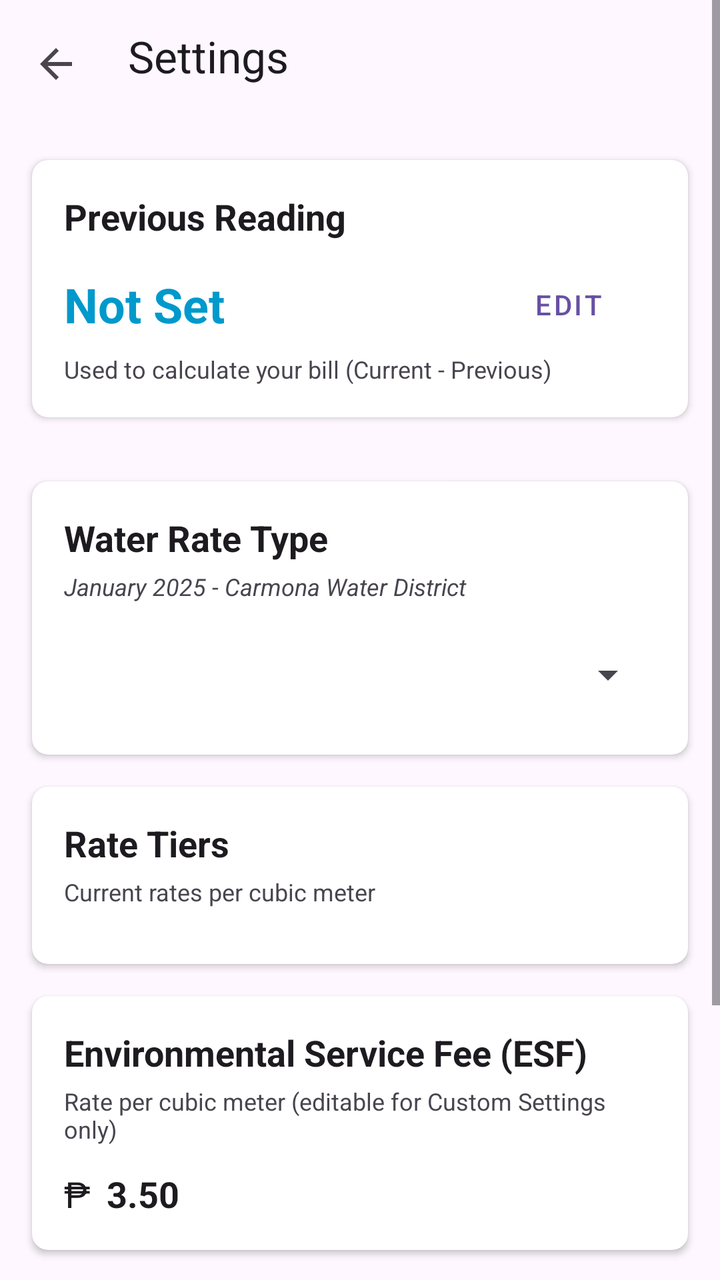
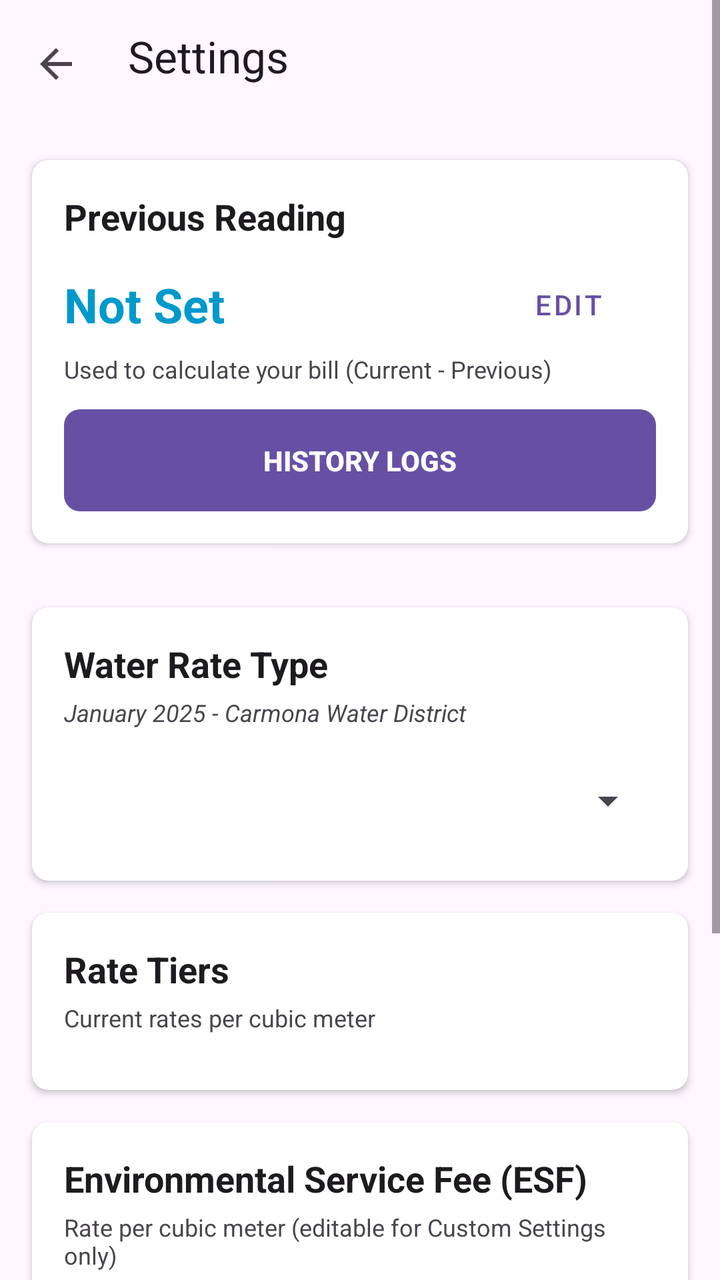

An Android layout rendered at two revisions. The XML below is the earlier revision; the diff shows what the commit changed to produce the second picture.
<!-- AndroidManifest.xml: activity theme Theme.MeterSnap -->
<!-- res/layout/activity_settings.xml -->
<?xml version="1.0" encoding="utf-8"?>
<ScrollView xmlns:android="http://schemas.android.com/apk/res/android"
    xmlns:app="http://schemas.android.com/apk/res-auto"
    android:layout_width="match_parent"
    android:layout_height="match_parent"
    android:fillViewport="true"
    android:background="?android:attr/colorBackground">

    <LinearLayout
        android:layout_width="match_parent"
        android:layout_height="wrap_content"
        android:orientation="vertical"
        android:padding="0dp">

        
        <androidx.appcompat.widget.Toolbar
            android:id="@+id/toolbar"
            android:layout_width="match_parent"
            android:layout_height="wrap_content"
            android:minHeight="?attr/actionBarSize"
            android:background="?android:attr/colorBackground"
            android:elevation="4dp"
            android:fitsSystemWindows="true"
            android:paddingBottom="8dp"
            app:contentInsetStartWithNavigation="0dp"
            app:navigationIcon="?attr/homeAsUpIndicator"
            app:title="Settings"
            app:titleTextColor="?android:attr/textColorPrimary"
            app:titleMarginStart="8dp" />

        
        <androidx.cardview.widget.CardView
            android:layout_width="match_parent"
            android:layout_height="wrap_content"
            android:layout_margin="16dp"
            app:cardCornerRadius="8dp"
            app:cardElevation="2dp">

            <LinearLayout
                android:layout_width="match_parent"
                android:layout_height="wrap_content"
                android:orientation="vertical"
                android:padding="16dp">

                <TextView
                    android:layout_width="match_parent"
                    android:layout_height="wrap_content"
                    android:text="Previous Reading"
                    android:textColor="?android:attr/textColorPrimary"
                    android:textSize="18sp"
                    android:textStyle="bold" />

                <LinearLayout
                    android:layout_width="match_parent"
                    android:layout_height="wrap_content"
                    android:orientation="horizontal"
                    android:gravity="center_vertical"
                    android:layout_marginTop="8dp">

                    <TextView
                        android:id="@+id/text_previous_reading"
                        android:layout_width="0dp"
                        android:layout_height="wrap_content"
                        android:layout_weight="1"
                        android:text="Not Set"
                        android:textSize="24sp"
                        android:textStyle="bold"
                        android:textColor="@android:color/holo_blue_dark" />

                    <Button
                        android:id="@+id/btn_edit_previous_reading"
                        android:layout_width="wrap_content"
                        android:layout_height="wrap_content"
                        android:text="Edit"
                        style="@style/Widget.MaterialComponents.Button.TextButton"/>
                </LinearLayout>
                
                <TextView
                    android:layout_width="match_parent"
                    android:layout_height="wrap_content"
                    android:text="Used to calculate your bill (Current - Previous)"
                    android:textSize="12sp"
                    android:textColor="?android:attr/textColorSecondary"/>
            </LinearLayout>
        </androidx.cardview.widget.CardView>

        
        <androidx.cardview.widget.CardView
            android:layout_width="match_parent"
            android:layout_height="wrap_content"
            android:layout_margin="16dp"
            app:cardCornerRadius="8dp"
            app:cardElevation="2dp">

            <LinearLayout
                android:layout_width="match_parent"
                android:layout_height="wrap_content"
                android:orientation="vertical"
                android:padding="16dp">

                <TextView
                    android:layout_width="match_parent"
                    android:layout_height="wrap_content"
                    android:text="Water Rate Type"
                    android:textColor="?android:attr/textColorPrimary"
                    android:textSize="18sp"
                    android:textStyle="bold" />

                <TextView
                    android:layout_width="match_parent"
                    android:layout_height="wrap_content"
                    android:layout_marginTop="4dp"
                    android:text="January 2025 - Carmona Water District"
                    android:textColor="?android:attr/textColorSecondary"
                    android:textSize="12sp"
                    android:textStyle="italic" />

                <Spinner
                    android:id="@+id/spinner_rate_type"
                    android:layout_width="match_parent"
                    android:layout_height="wrap_content"
                    android:layout_marginTop="12dp"
                    android:minHeight="48dp"
                    android:padding="8dp"
                    android:spinnerMode="dropdown" />
            </LinearLayout>
        </androidx.cardview.widget.CardView>

        
        <androidx.cardview.widget.CardView
            android:id="@+id/card_rate_tiers"
            android:layout_width="match_parent"
            android:layout_height="wrap_content"
            android:layout_marginStart="16dp"
            android:layout_marginEnd="16dp"
            android:layout_marginBottom="16dp"
            app:cardCornerRadius="8dp"
            app:cardElevation="2dp">

            <LinearLayout
                android:layout_width="match_parent"
                android:layout_height="wrap_content"
                android:orientation="vertical"
                android:padding="16dp">

                <TextView
                    android:layout_width="match_parent"
                    android:layout_height="wrap_content"
                    android:text="Rate Tiers"
                    android:textColor="?android:attr/textColorPrimary"
                    android:textSize="18sp"
                    android:textStyle="bold" />

                <TextView
                    android:id="@+id/text_rates_subtitle"
                    android:layout_width="match_parent"
                    android:layout_height="wrap_content"
                    android:layout_marginTop="4dp"
                    android:text="Current rates per cubic meter"
                    android:textColor="?android:attr/textColorSecondary"
                    android:textSize="12sp" />

                
                <LinearLayout
                    android:id="@+id/container_rate_tiers"
                    android:layout_width="match_parent"
                    android:layout_height="wrap_content"
                    android:layout_marginTop="12dp"
                    android:orientation="vertical">
                    
                </LinearLayout>

                
                <Button
                    android:id="@+id/btn_edit_custom_rates"
                    android:layout_width="match_parent"
                    android:layout_height="wrap_content"
                    android:layout_marginTop="8dp"
                    android:text="Edit Custom Rates"
                    android:visibility="gone" />
            </LinearLayout>
        </androidx.cardview.widget.CardView>

        
        <androidx.cardview.widget.CardView
            android:layout_width="match_parent"
            android:layout_height="wrap_content"
            android:layout_marginStart="16dp"
            android:layout_marginEnd="16dp"
            android:layout_marginBottom="16dp"
            app:cardCornerRadius="8dp"
            app:cardElevation="2dp">

            <LinearLayout
                android:layout_width="match_parent"
                android:layout_height="wrap_content"
                android:orientation="vertical"
                android:padding="16dp">

                <TextView
                    android:layout_width="match_parent"
                    android:layout_height="wrap_content"
                    android:text="Environmental Service Fee (ESF)"
                    android:textColor="?android:attr/textColorPrimary"
                    android:textSize="18sp"
                    android:textStyle="bold" />

                <TextView
                    android:layout_width="match_parent"
                    android:layout_height="wrap_content"
                    android:layout_marginTop="4dp"
                    android:text="Rate per cubic meter (editable for Custom Settings only)"
                    android:textColor="?android:attr/textColorSecondary"
                    android:textSize="12sp" />

                <LinearLayout
                    android:layout_width="match_parent"
                    android:layout_height="wrap_content"
                    android:layout_marginTop="12dp"
                    android:orientation="horizontal"
                    android:gravity="center_vertical">

                    <TextView
                        android:layout_width="wrap_content"
                        android:layout_height="wrap_content"
                        android:text="₱"
                        android:textColor="?android:attr/textColorPrimary"
                        android:textSize="18sp"
                        android:layout_marginEnd="8dp" />

                    <TextView
                        android:id="@+id/text_esf_rate"
                        android:layout_width="0dp"
                        android:layout_height="wrap_content"
                        android:layout_weight="1"
                        android:text="3.50"
                        android:textColor="?android:attr/textColorPrimary"
                        android:textSize="18sp"
                        android:textStyle="bold" />

                    <Button
                        android:id="@+id/btn_edit_esf"
                        style="@style/Widget.Material3.Button.TextButton"
                        android:layout_width="wrap_content"
                        android:layout_height="wrap_content"
                        android:text="Edit"
                        android:visibility="gone" />
                </LinearLayout>
            </LinearLayout>
        </androidx.cardview.widget.CardView>

        
        <Button
            android:id="@+id/btn_save_settings"
            android:layout_width="match_parent"
            android:layout_height="wrap_content"
            android:layout_margin="16dp"
            android:padding="16dp"
            android:text="Save Settings"
            android:textSize="16sp"
            android:textStyle="bold" />

        
        <View
            android:layout_width="match_parent"
            android:layout_height="80dp" />
    </LinearLayout>
</ScrollView>
<!-- resources referenced by this layout -->
<resources>
  <style name="Theme.MeterSnap" parent="Base.Theme.MeterSnap" />
  <style name="Base.Theme.MeterSnap" parent="Theme.Material3.DayNight.NoActionBar">
          
          
      </style>
</resources>

<!-- the commit's change to res/layout/activity_settings.xml (unified diff, before → after) -->
@@ -81,6 +81,20 @@
                     android:text="Used to calculate your bill (Current - Previous)"
                     android:textSize="12sp"
                     android:textColor="?android:attr/textColorSecondary"/>
+                
+                
+                <Button
+                    android:id="@+id/btn_history_logs"
+                    android:layout_width="match_parent"
+                    android:layout_height="wrap_content"
+                    android:layout_marginTop="12dp"
+                    android:text="History Logs"
+                    android:textColor="@android:color/white"
+                    android:textSize="14sp"
+                    android:textStyle="bold"
+                    android:background="@drawable/history_button_bg"
+                    android:paddingVertical="12dp"
+                    style="?android:attr/borderlessButtonStyle"/>
             </LinearLayout>
         </androidx.cardview.widget.CardView>
 
<!-- resource entries referenced after the edit -->
@@ -1,5 +1,12 @@
 <!-- resources referenced by this layout -->
 <resources>
+  <!-- drawable history_button_bg (drawable) -->
+  <?xml version="1.0" encoding="utf-8"?>
+  <shape xmlns:android="http://schemas.android.com/apk/res/android"
+      android:shape="rectangle">
+      <solid android:color="#757575" />
+      <corners android:radius="8dp" />
+  </shape>
   <style name="Theme.MeterSnap" parent="Base.Theme.MeterSnap" />
   <style name="Base.Theme.MeterSnap" parent="Theme.Material3.DayNight.NoActionBar">
           
